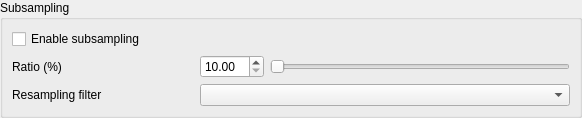
ManiVaultStudio/ImageLoaderPlugin, file src/SubsampleImageSettingsWidget.ui: the form before one commit.
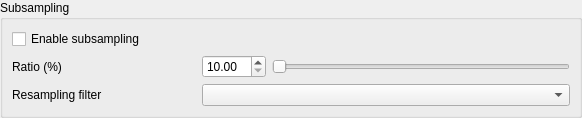
The form after the commit.

Diff of the .ui file:
```diff
--- a/src/SubsampleImageSettingsWidget.ui
+++ b/src/SubsampleImageSettingsWidget.ui
@@ -7,7 +7,7 @@
     <x>0</x>
     <y>0</y>
     <width>582</width>
-    <height>114</height>
+    <height>112</height>
    </rect>
   </property>
   <property name="sizePolicy">
@@ -33,7 +33,10 @@
     <number>0</number>
    </property>
    <item>
-    <widget class="QGroupBox" name="resamplingGroupBox">
+    <widget class="QGroupBox" name="groupBox">
+     <property name="enabled">
+      <bool>true</bool>
+     </property>
      <property name="minimumSize">
       <size>
        <width>0</width>
@@ -124,7 +127,7 @@
           </item>
          </layout>
         </item>
-        <item row="0" column="0">
+        <item row="0" column="0" colspan="3">
          <widget class="QCheckBox" name="enableSubsamplingCheckbox">
           <property name="text">
            <string>Enable subsampling</string>
```
Left out of the diff: 10 changed lines with no effect on the pictures.
